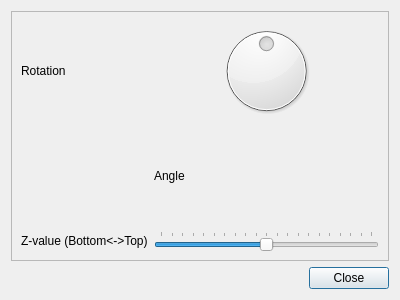
vranki/ExtPlane-Panel, file dialogs/edititemdialog.ui: the form before one commit.
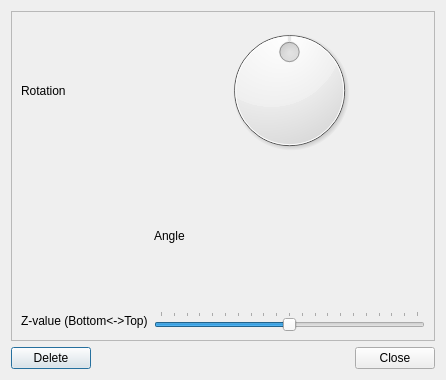
The form after the commit.

Commit message: Changed ui to show item properties by doubleclicking item. Deletion moved to item properties dialog.

```diff
--- a/dialogs/edititemdialog.ui
+++ b/dialogs/edititemdialog.ui
@@ -6,8 +6,8 @@
    <rect>
     <x>0</x>
     <y>0</y>
-    <width>400</width>
-    <height>300</height>
+    <width>446</width>
+    <height>380</height>
    </rect>
   </property>
   <property name="windowTitle">
@@ -24,8 +24,8 @@
        <rect>
         <x>0</x>
         <y>0</y>
-        <width>380</width>
-        <height>247</height>
+        <width>426</width>
+        <height>325</height>
        </rect>
       </property>
       <layout class="QVBoxLayout" name="verticalLayout">
@@ -85,14 +85,38 @@
     </widget>
    </item>
    <item>
-    <widget class="QDialogButtonBox" name="buttonBox">
-     <property name="orientation">
-      <enum>Qt::Horizontal</enum>
-     </property>
-     <property name="standardButtons">
-      <set>QDialogButtonBox::Close</set>
-     </property>
-    </widget>
+    <layout class="QHBoxLayout" name="horizontalLayout">
+     <item>
+      <widget class="QPushButton" name="deleteButton">
+       <property name="text">
+        <string>Delete</string>
+       </property>
+      </widget>
+     </item>
+     <item>
+      <spacer name="horizontalSpacer">
+       <property name="orientation">
+        <enum>Qt::Horizontal</enum>
+       </property>
+       <property name="sizeHint" stdset="0">
+        <size>
+         <width>40</width>
+         <height>20</height>
+        </size>
+       </property>
+      </spacer>
+     </item>
+     <item>
+      <widget class="QDialogButtonBox" name="buttonBox">
+       <property name="orientation">
+        <enum>Qt::Horizontal</enum>
+       </property>
+       <property name="standardButtons">
+        <set>QDialogButtonBox::Close</set>
+       </property>
+      </widget>
+     </item>
+    </layout>
    </item>
   </layout>
  </widget>
```
Left out of the diff: 64 changed lines with no effect on the pictures. The commit also changes 7 other files.
